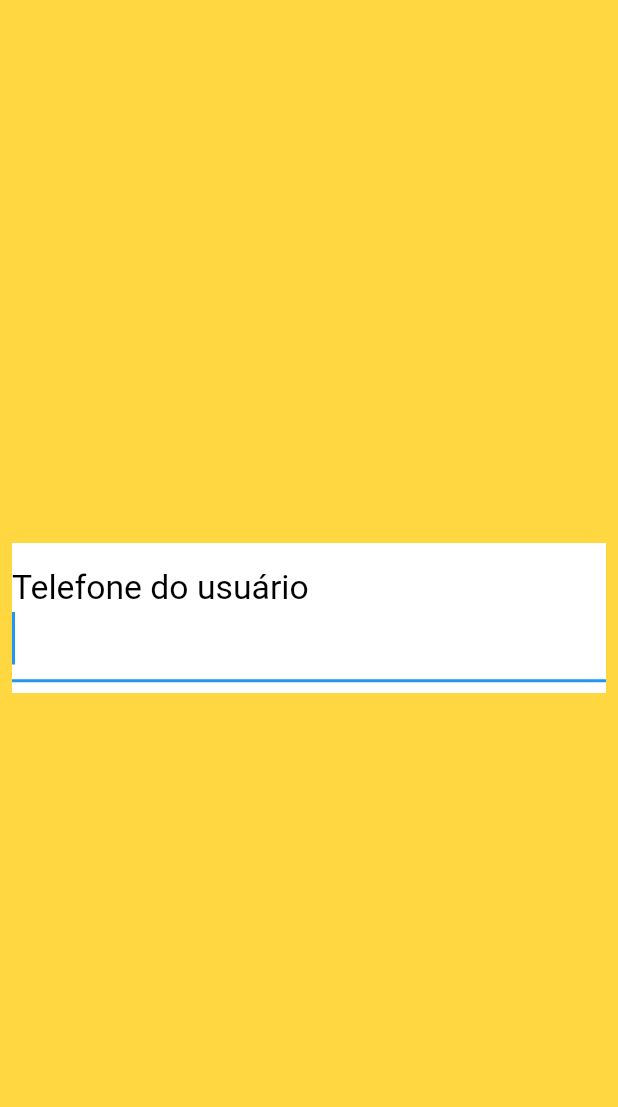
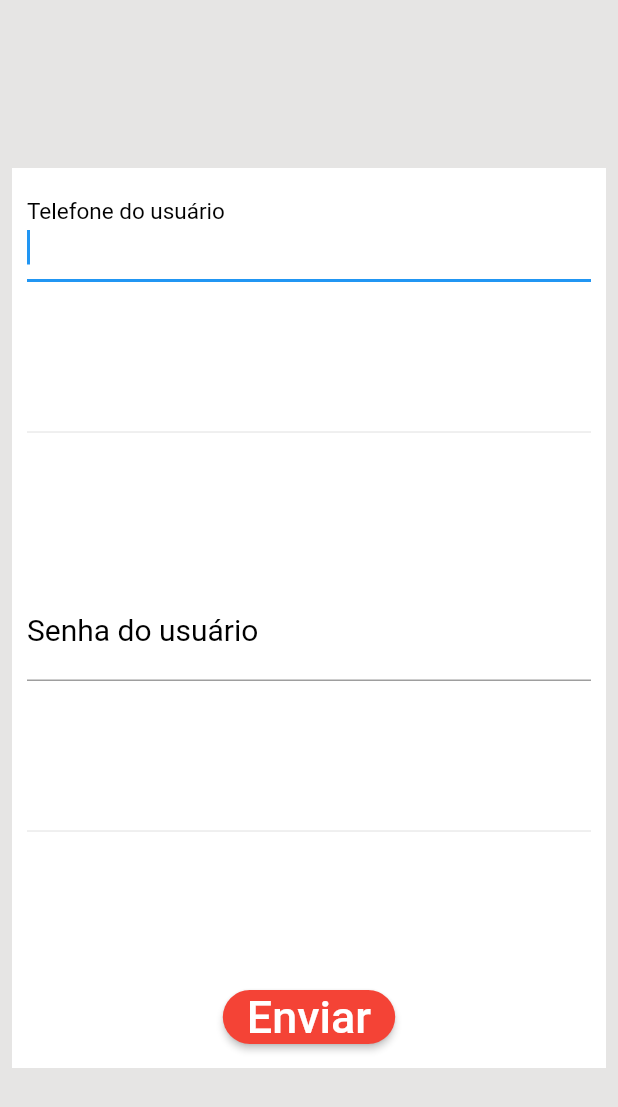
Before and after one commit to PedroRuama/ProjetosFlutter, a Flutter app: the screen it shows after launch, on a phone screen of 412 x 824 dp. Shown: the top 1107 px of the screen. Run offline on Flutter 3.47's test engine with Material 2 defaults, Android fonts, the light colour scheme and no system bars.

Commit message:
DesignLogin2

```diff
--- /dev/null
+++ b/login.dart
@@ -0,0 +1,16 @@
+import 'package:flutter/material.dart';
+
+void main =>runApp(MyApp());
+
+class MyApp extends StatefulWidget{
+  @override
+  Widget build(BuildContext context){
+
+    return MaterialApp(
+      title: 'Tela Login',
+      theme: ThemeData(primarySwatch: Colors.blue),
+      home: Login(),
+    ),
+  }
+
+}
--- a/tela_login/lib/widgets/login.dart
+++ b/tela_login/lib/widgets/login.dart
@@ -41,29 +41,69 @@ class _LoginState extends State<Login> {
 
   Widget build(BuildContext context) {
     return Scaffold(
-        backgroundColor: Colors.amberAccent,
+        backgroundColor: Color.fromARGB(255, 230, 229, 228),
         body: Padding(
           padding: const EdgeInsets.all(8.0),
           child: Center(
             child: Column(
-              crossAxisAlignment: CrossAxisAlignment.stretch, //alinhamento do espaço em branco dentro
+              crossAxisAlignment: CrossAxisAlignment.center, //alinhamento do espaço em branco dentro
               mainAxisAlignment: MainAxisAlignment.center, //alihamento na main
 
               children: <Widget>[
                 Container(
-                  height: 100,
-                  width: 100,
+                  height: 600,
+                  width: 500,
                   alignment: Alignment.center,
                   decoration: BoxDecoration(
                     color: Colors.white,),
-                  child: TextField(
+                  child: Padding(
+                    padding: const EdgeInsets.all(10.0),
+                    child: Column(
+                      crossAxisAlignment: CrossAxisAlignment.center, //alinhamento do espaço em branco dentro
+                      mainAxisAlignment: MainAxisAlignment.spaceBetween,
+                      children: [
+                        TextField(
                           controller: telefoneController,
                           autofocus: true,
                           keyboardType: TextInputType.number,
-                    style: TextStyle(color: Colors.blue, fontSize: 30),
+                          style: TextStyle(color: Colors.blue, fontSize: 20),
                           decoration: InputDecoration(
                             labelText: "Telefone do usuário",
                             labelStyle: TextStyle(color: Colors.black)),
+                        ),
+                        Divider(),
+                       TextField(
+                        controller: senhaController,
+                        autofocus: true,
+                        obscureText: true,
+                        keyboardType: TextInputType.text,
+                        style: TextStyle(color: Colors.blue, fontSize: 20),
+                        decoration: InputDecoration(
+                          labelText: "Senha do usuário",
+                          labelStyle: TextStyle(color: Colors.black),
+                        ),
+                      ),
+                        Divider(),
+                        ButtonTheme(
+                          height: 60.0,
+                          child: ElevatedButton(
+                            onPressed: onPressedButton,
+                            style: ButtonStyle(
+                              shape: MaterialStateProperty.all(
+                                new RoundedRectangleBorder(borderRadius: new BorderRadius.circular(30.0)),
+                              ),
+                              backgroundColor: MaterialStateProperty.all(
+                                Colors.red
+                              )
+                            ),
+                            child: Text(
+                              "Enviar",
+                              style: TextStyle(color: Colors.white, fontSize: 30),
+                            ),
+                          ),
+                        ),
+                      ],
+                    ),
                   ),
                 ),
               ],
```
Lines whose indentation alone changed are shown as unchanged.
